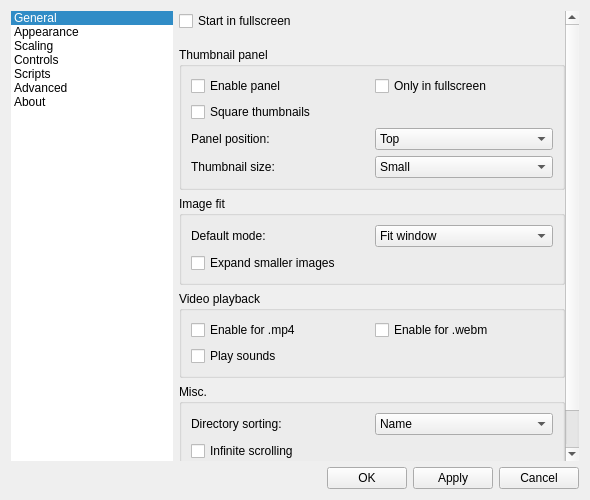
Before: the Qt Designer form gui/dialogs/settingsdialog.ui in do-i/thumbgrid, drawn with Qt 5.
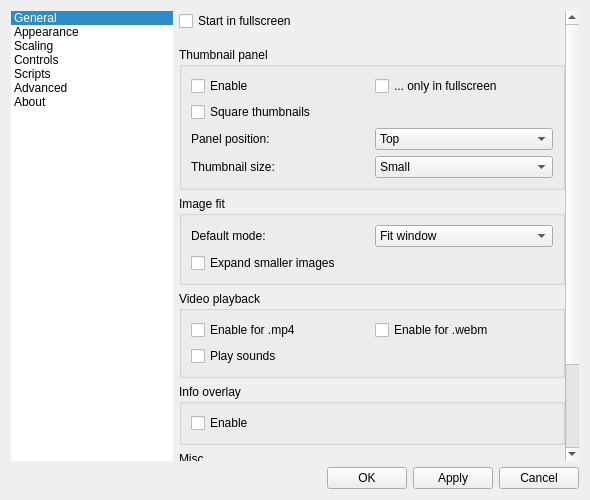
After: the same form once the commit is applied. Icons and pictures are not drawn. Custom widgets are drawn as their Qt base class.

Commit message: [InfoOverlay] Hide option

The edit to the form file:
```diff
--- a/gui/dialogs/settingsdialog.ui
+++ b/gui/dialogs/settingsdialog.ui
@@ -215,9 +215,9 @@
             <property name="geometry">
              <rect>
               <x>0</x>
-              <y>0</y>
+              <y>-212</y>
               <width>390</width>
-              <height>583</height>
+              <height>658</height>
              </rect>
             </property>
             <layout class="QVBoxLayout" name="verticalLayout_5">
@@ -305,7 +305,7 @@
                        <string/>
                       </property>
                       <property name="text">
-                       <string>Enable panel</string>
+                       <string>Enable</string>
                       </property>
                      </widget>
                     </item>
@@ -324,7 +324,7 @@
                        </size>
                       </property>
                       <property name="text">
-                       <string>Only in fullscreen</string>
+                       <string>... only in fullscreen</string>
                       </property>
                      </widget>
                     </item>
@@ -617,6 +617,22 @@
                </layout>
               </widget>
              </item>
+             <item>
+              <widget class="QGroupBox" name="groupBox_7">
+               <property name="title">
+                <string>Info overlay</string>
+               </property>
+               <layout class="QVBoxLayout" name="verticalLayout_7">
+                <item>
+                 <widget class="QCheckBox" name="showInfoOverlayCheckBox">
+                  <property name="text">
+                   <string>Enable</string>
+                  </property>
+                 </widget>
+                </item>
+               </layout>
+              </widget>
+             </item>
              <item>
               <widget class="QGroupBox" name="groupBox_3">
                <property name="title">
```
Left out of the diff: 12 changed lines with no effect on the pictures. The commit also changes 5 other files.
